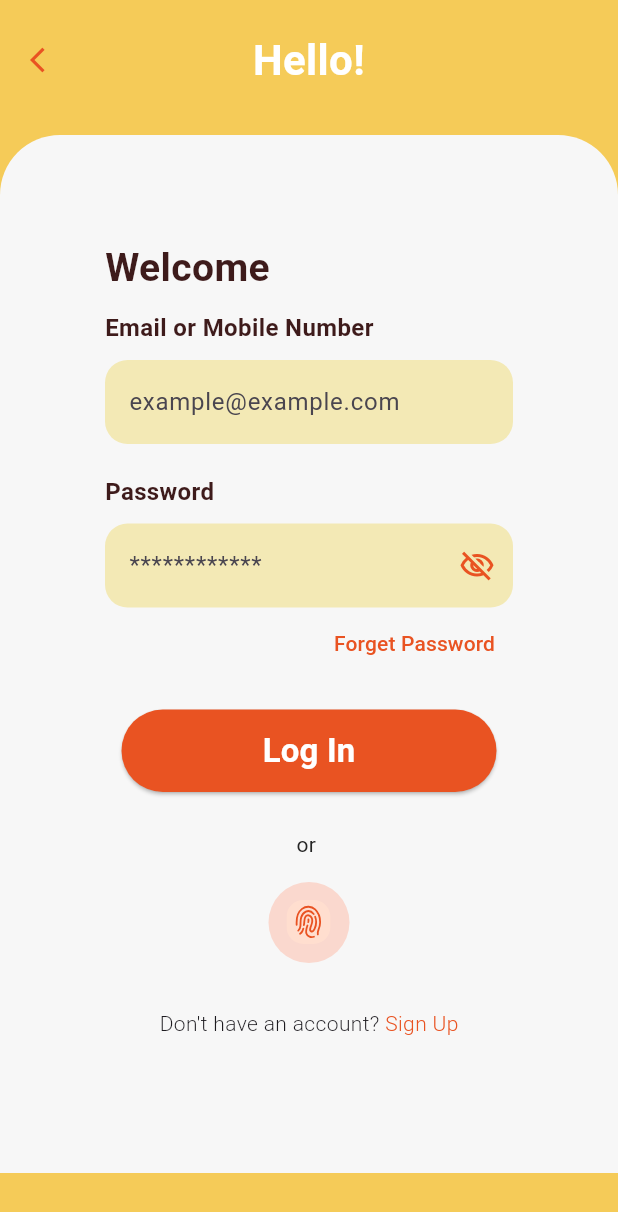
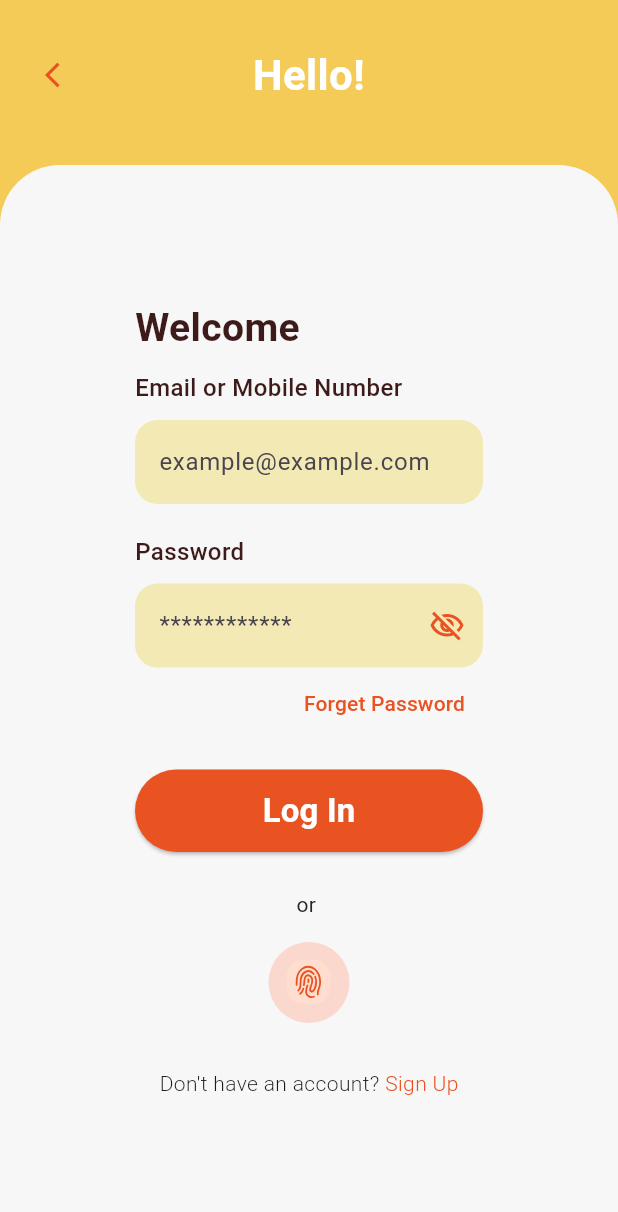
Before and after one commit to MariemMohamed20/Food-Delivery-App, a Flutter app: the HelloScreen screen opened directly, on a phone screen of 412 x 824 dp. Shown: the top 1212 px of the screen. Run offline on Flutter 3.47's test engine with Material 3 defaults, Android fonts, the phone set to English and light mode, and no system bars; our stand-ins replace flutter_svg, smooth_page_indicator.

```diff
--- a/lib/screens/Login/hello_screen.dart
+++ b/lib/screens/Login/hello_screen.dart
@@ -23,8 +23,8 @@ class _HelloState extends State<HelloScreen> {
             children: [
               Padding(
                 padding: const EdgeInsets.symmetric(
-                  horizontal: 20,
-                  vertical: 20,
+                  horizontal: 30,
+                  vertical: 30,
                 ),
                 child: Row(
                   children: [
@@ -58,7 +58,7 @@ class _HelloState extends State<HelloScreen> {
                     topRight: Radius.circular(40),
                   ),
                 ),
-                padding: const EdgeInsets.all(70.0),
+                padding: const EdgeInsets.all(90.0),
                 child: Column(
                   crossAxisAlignment: CrossAxisAlignment.start,
                   children: [
@@ -75,7 +75,7 @@ class _HelloState extends State<HelloScreen> {
                       'Email or Mobile Number',
                       style: TextStyle(
                         fontSize: 16,
-                        fontWeight: FontWeight.bold,
+                        fontWeight: FontWeight.w500,
                         color: Color(0xFF3E1B1B),
                       ),
                     ),
@@ -97,7 +97,7 @@ class _HelloState extends State<HelloScreen> {
                       'Password',
                       style: TextStyle(
                         fontSize: 16,
-                        fontWeight: FontWeight.bold,
+                        fontWeight: FontWeight.w500,
                         color: Color(0xFF3E1B1B),
                       ),
                     ),
--- a/lib/screens/Login/log_in_screen.dart
+++ b/lib/screens/Login/log_in_screen.dart
@@ -1,6 +1,6 @@
 import 'package:flutter/material.dart';
 import 'package:flutter_svg/flutter_svg.dart';
-import 'package:food_delivery/screens/bottom_nav_bar/bottom_nav_bar_screen.dart';
+import 'package:food_delivery/screens/Login/hello_screen.dart';
 
 class LogInScreen extends StatefulWidget {
   const LogInScreen({super.key});
@@ -58,7 +58,7 @@ class _LoginState extends State<LogInScreen> {
                     topRight: Radius.circular(40),
                   ),
                 ),
-                padding: const EdgeInsets.all(30.0),
+                padding: const EdgeInsets.all(60.0),
                 child: Column(
                   crossAxisAlignment: CrossAxisAlignment.start,
                   children: [
@@ -145,7 +145,7 @@ class _LoginState extends State<LogInScreen> {
                               context,
                               MaterialPageRoute(
                                 builder: (context) =>
-                                    const BottomNavBarScreen(),
+                                    const HelloScreen(),
                               ),
                             );
                           },
```
Also changed, not shown: lib/screens/bottom_nav_bar/bottom_nav_bar_screen.dart (+1 -6 lines), lib/screens/launch welcome/launch_welcome_screen.dart (+5 -4 lines).
